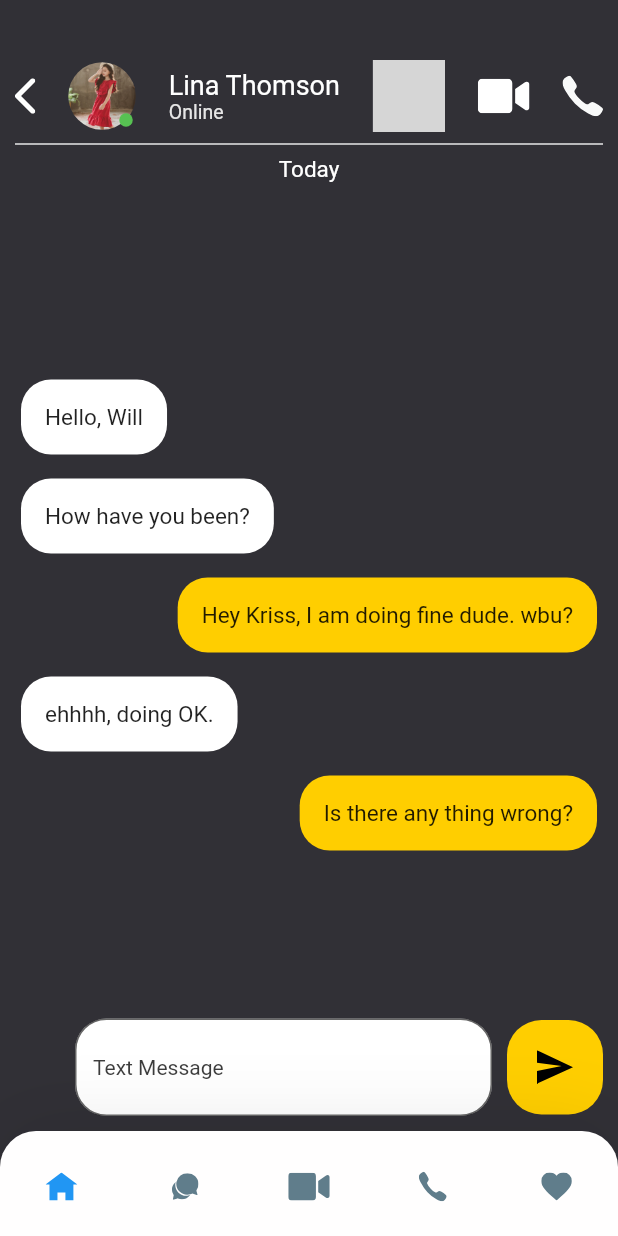
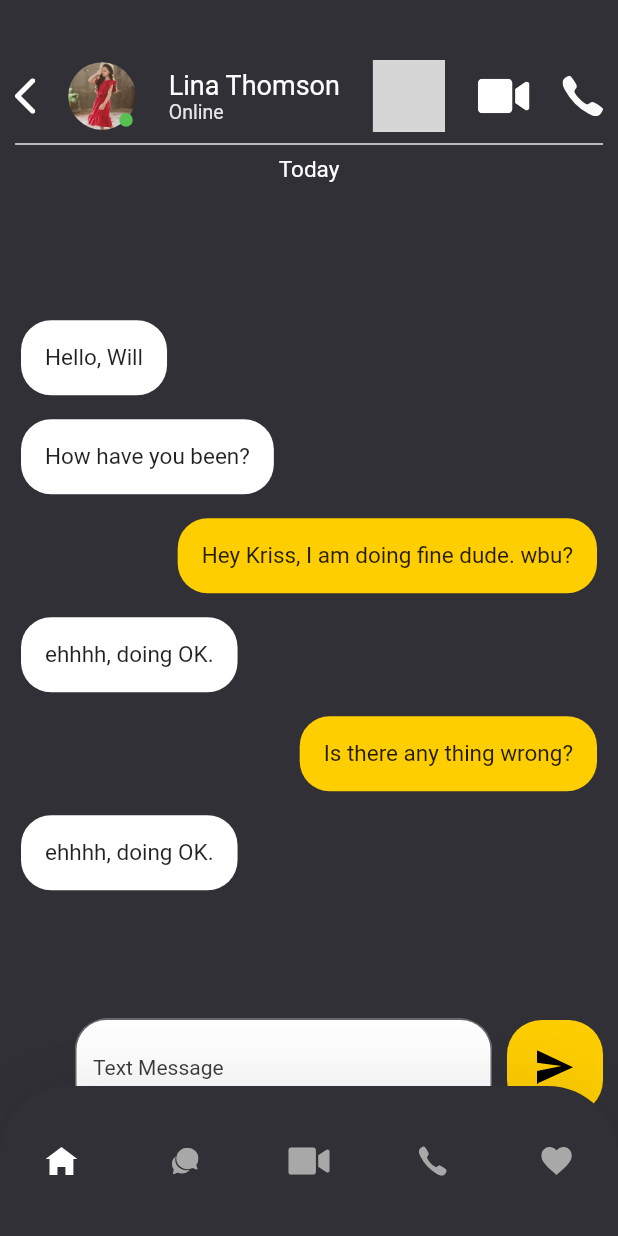
Before and after one commit to nextsimo/pranks_app, a Flutter app: the screen it shows after launch, swiped to page 2, on a phone screen of 412 x 824 dp. Run offline on Flutter 3.47's test engine with Material 2 defaults, Android fonts, the light colour scheme and no system bars; our stand-ins replace carousel_slider, flutter_svg; network calls fail; grey boxes are pictures that could not be loaded.

Commit message:
la suite

```diff
--- a/lib/src/app.dart
+++ b/lib/src/app.dart
@@ -1,5 +1,8 @@
 import 'package:flutter/material.dart';
+import 'package:prank/src/view/Call/video_call.dart';
 import 'package:prank/src/view/navigation/navigation_view.dart';
+
+import 'package:prank/src/view/papers/download_papers.dart';
 
 class MyApp extends StatelessWidget {
   @override
--- a/lib/src/view/chat/chat.dart
+++ b/lib/src/view/chat/chat.dart
@@ -14,14 +14,13 @@ class ChatView extends StatelessWidget {
     ChatMessage(messageContent: "ehhhh, doing OK.", messageType: "receiver"),
     ChatMessage(
         messageContent: "Is there any thing wrong?", messageType: "sender"),
+    ChatMessage(messageContent: "ehhhh, doing OK.", messageType: "receiver"),
   ];
   @override
   Widget build(BuildContext context) {
-    return Scaffold(
-      backgroundColor: Color(0xFF313036),
-      body: Stack(
-        children: [
-          Column(
+    return Material(
+      color: Color(0xFF313036),
+      child: Column(
         mainAxisAlignment: MainAxisAlignment.spaceBetween,
         children: [
           Padding(
@@ -67,13 +66,9 @@ class ChatView extends StatelessWidget {
               ),
             ),
           ),
-              buildRowSendMsg(context),
-            ],
-          ),
-          Align(
-            alignment: Alignment.center,
-            child: SingleChildScrollView(
-              child: ListView.builder(
+          Column(
+            children: [
+              ListView.builder(
                 itemCount: messages.length,
                 shrinkWrap: true,
                 padding: EdgeInsets.only(top: 10, bottom: 10),
@@ -103,8 +98,9 @@ class ChatView extends StatelessWidget {
                   );
                 },
               ),
+            ],
           ),
-          ),
+          buildRowSendMsg(context)
         ],
       ),
     );
--- a/lib/src/view/home/homePage.dart
+++ b/lib/src/view/home/homePage.dart
@@ -16,6 +16,7 @@ class HommePage extends StatelessWidget {
               buildAppBar(),
               SizedBox(height: 25),
               buildContainer('Recently wallpapers'),
+              SizedBox(height: 18),
               CarouselWithIndicatorDemo(),
               SizedBox(height: 123),
               buildContainer(
--- a/lib/src/view/navigation/bottom_app_bar.dart
+++ b/lib/src/view/navigation/bottom_app_bar.dart
@@ -23,7 +23,8 @@ class CustomBottomAppBar extends StatelessWidget {
       builder: (BuildContext context, __) {
         return Container(
           width: Device.width,
-          padding: EdgeInsets.only(top: 4, bottom: 0, left: 8, right: 8),
+          padding: EdgeInsets.only(left: 8, right: 8),
+          height: 100,
           decoration: buildBoxDecoration(),
           child: Row(
             mainAxisAlignment: MainAxisAlignment.spaceBetween,
@@ -47,8 +48,9 @@ class CustomBottomAppBar extends StatelessWidget {
 
   BoxDecoration buildBoxDecoration() {
     return BoxDecoration(
-      color: Color(0xfffffefe),
-      borderRadius: BorderRadius.vertical(top: Radius.circular(24)),
+      color: Color(0xff313036),
+      borderRadius: BorderRadius.only(
+          topRight: Radius.circular(47), topLeft: Radius.circular(47)),
       boxShadow: [
         BoxShadow(
           color: Color.fromRGBO(0, 0, 0, 0.09),
--- a/lib/src/view/navigation/build_icon.dart
+++ b/lib/src/view/navigation/build_icon.dart
@@ -32,7 +32,7 @@ class BuildBottomAppBarIcon extends StatelessWidget {
             child: Center(
               child: SvgIcon(
                 icon: icon,
-                color: selected ? Colors.blue : Colors.blueGrey,
+                color: selected ? Colors.white : Color(0xffA8A8A8),
               ),
             ),
           );
--- a/lib/src/view/navigation/navigation_view.dart
+++ b/lib/src/view/navigation/navigation_view.dart
@@ -2,6 +2,7 @@ import 'package:flutter/material.dart';
 import 'package:prank/src/utils/device.dart';
 import 'package:prank/src/view/Call/Incoming_call.dart';
 import 'package:prank/src/view/Call/call.dart';
+import 'package:prank/src/view/Call/video_call.dart';
 import 'package:prank/src/view/chat/chat.dart';
 import 'package:prank/src/view/home/homePage.dart';
 import 'package:prank/src/view/navigation/bottom_app_bar.dart';
@@ -22,7 +23,7 @@ class NavigationView extends StatelessWidget {
         children: [
           HommePage(),
           ChatView(),
-          Material(color: Colors.green),
+          VideoCall(),
           Call(),
           FavoriteWalPapers(),
         ],
--- a/lib/src/widgets/more/saved_papers.dart
+++ b/lib/src/widgets/more/saved_papers.dart
@@ -12,9 +12,9 @@ class SavedPapers extends StatelessWidget {
   ];
   @override
   Widget build(BuildContext context) {
-    return Container(
+    return Scaffold(
+      body: Container(
         height: 419,
-      width: 414,
         decoration: BoxDecoration(
           color: Colors.white,
           borderRadius: BorderRadius.only(
@@ -62,6 +62,7 @@ class SavedPapers extends StatelessWidget {
             )
           ],
         ),
+      ),
     );
   }
 
```
Also changed, not shown: lib/src/utils/functions.dart (+8 -0 lines), lib/src/view/Call/video_call.dart (+117 -1 lines), lib/src/view/papers/download_papers.dart (+23 -18 lines), assets/favorite-border.svg (added). Lines whose indentation alone changed are shown as unchanged.
